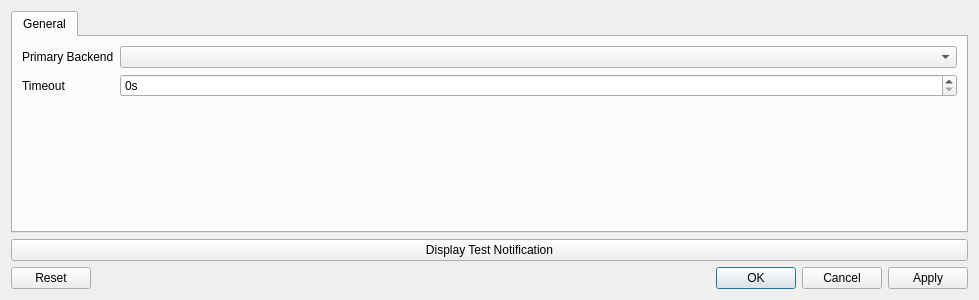
Before: the Qt Designer form src/core/settingsdialog.ui in baohaojun/system-config, drawn with Qt 5.
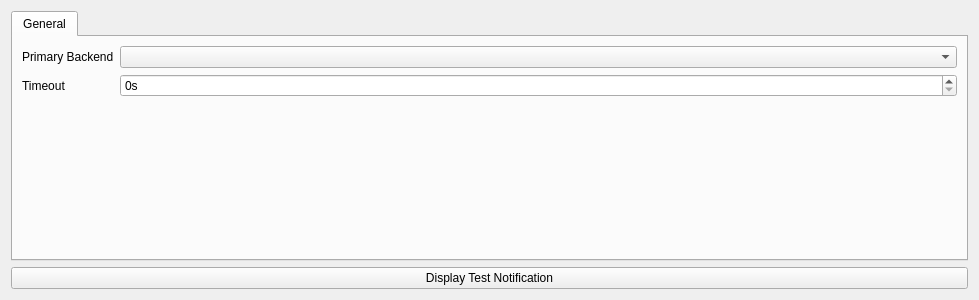
After: the same form once the commit is applied. Icons and pictures are not drawn.

Commit message: make it more easy to embed the settings dialog

```diff
--- a/src/core/settingsdialog.ui
+++ b/src/core/settingsdialog.ui
@@ -76,16 +76,6 @@
      </property>
     </widget>
    </item>
-   <item>
-    <widget class="QDialogButtonBox" name="buttonBox">
-     <property name="orientation">
-      <enum>Qt::Horizontal</enum>
-     </property>
-     <property name="standardButtons">
-      <set>QDialogButtonBox::Apply|QDialogButtonBox::Cancel|QDialogButtonBox::Ok|QDialogButtonBox::Reset</set>
-     </property>
-    </widget>
-   </item>
   </layout>
  </widget>
  <resources>
```
Left out of the diff: 35 changed lines with no effect on the pictures. The commit also changes 15 other files.
